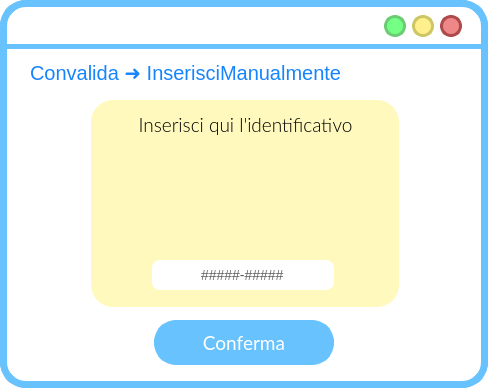
The window that frontend/ui/InserisciManualmente.ui (MrPio/MuseoOmero) describes before a commit, drawn with Qt 5.
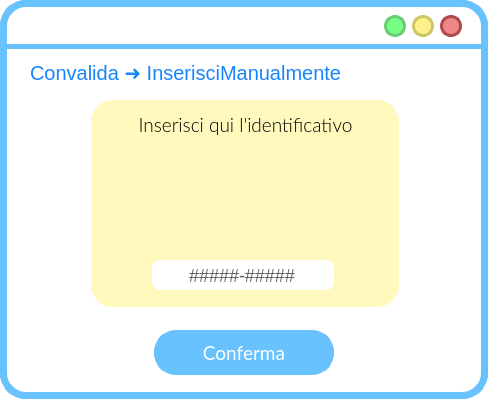
The same window after the commit. Icons and pictures are not drawn.

Diff of the .ui file:
```diff
--- a/frontend/ui/InserisciManualmente.ui
+++ b/frontend/ui/InserisciManualmente.ui
@@ -7,7 +7,7 @@
     <x>0</x>
     <y>0</y>
     <width>488</width>
-    <height>388</height>
+    <height>399</height>
    </rect>
   </property>
   <property name="windowTitle">
@@ -405,7 +405,7 @@
 border-radius: 8px;
 background-color: rgba(255, 255, 255);
 color: rgba(96, 96, 96);
-font-size: 14px;
+font-size: 18px;
 text-align: center;
 
 border: 2px solid rgba(255, 255, 255);</string>
@@ -427,7 +427,7 @@
     <property name="geometry">
      <rect>
       <x>154</x>
-      <y>320</y>
+      <y>330</y>
       <width>180</width>
       <height>45</height>
      </rect>
```
Left out of the diff: 3 changed lines with no effect on the pictures.
